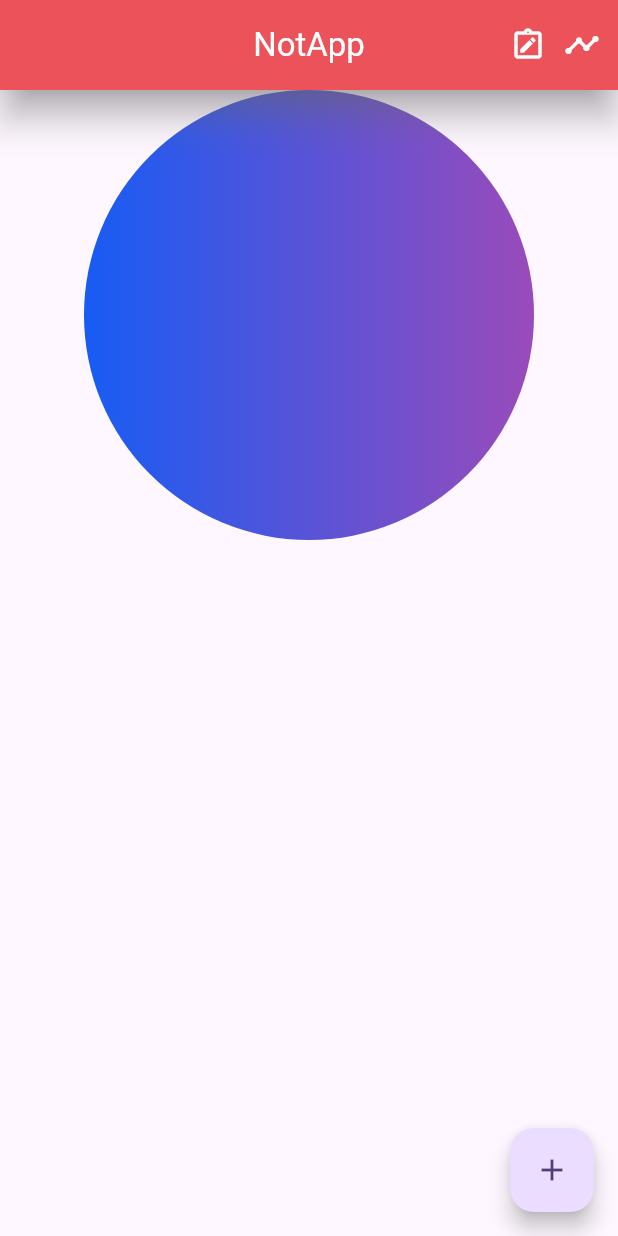
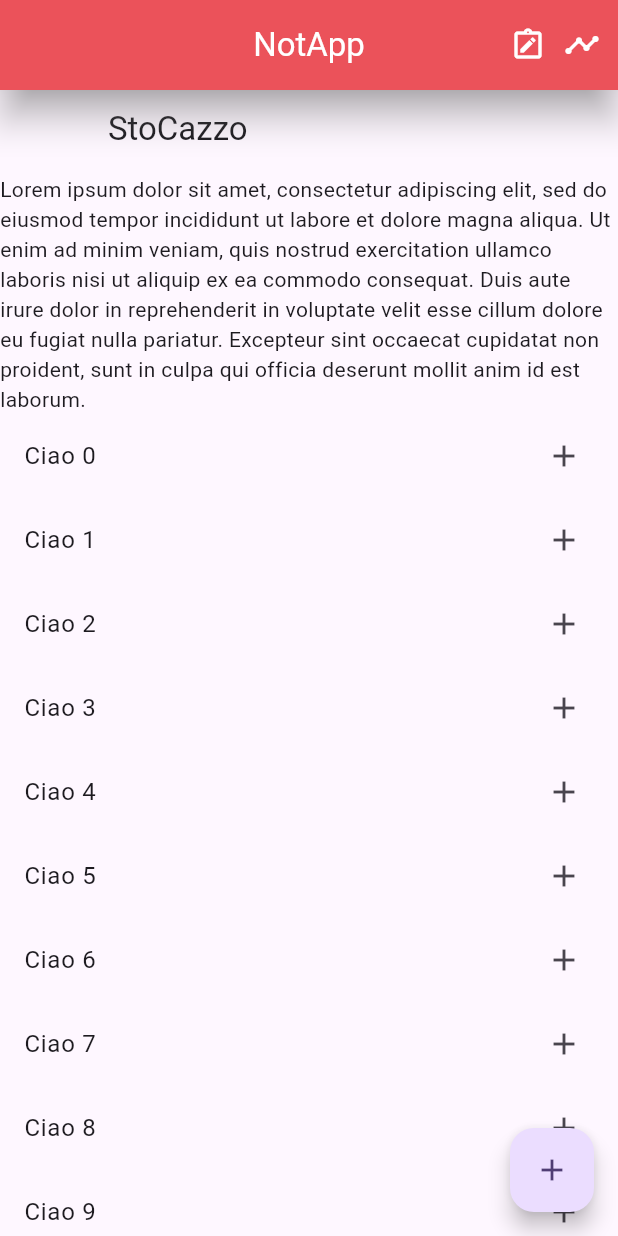
Before and after one commit to Tony-jdl/corso_flutter, a Flutter app: the screen it shows after launch, on a phone screen of 412 x 824 dp. Run offline on Flutter 3.47's test engine with Material 3 defaults, Android fonts, the phone set to English and light mode, and no system bars.

Commit message:
Effetti sullo scroll con Slivers

```diff
--- a/lib/main.dart
+++ b/lib/main.dart
@@ -61,6 +61,8 @@
 
   String src = 'https://i.pravatar.cc/150?img=68';
 
+  String testo = 'Lorem ipsum dolor sit amet, consectetur adipiscing elit, sed do eiusmod tempor incididunt ut labore et dolore magna aliqua. Ut enim ad minim veniam, quis nostrud exercitation ullamco laboris nisi ut aliquip ex ea commodo consequat. Duis aute irure dolor in reprehenderit in voluptate velit esse cillum dolore eu fugiat nulla pariatur. Excepteur sint occaecat cupidatat non proident, sunt in culpa qui officia deserunt mollit anim id est laborum.';
+
   void _incrementCounter() {
     setState(() {});
   }
@@ -88,40 +90,50 @@
         // Altezza Navbar
         toolbarHeight: 60,
       ),
-      body: DecoratedBox(
-          decoration: const BoxDecoration(
-            color: Colors.red,
-            shape: BoxShape.circle,
-            backgroundBlendMode: BlendMode.difference,
-            gradient: LinearGradient(
-                colors: [
-                  Colors.orange,
-                  Colors.green
-                ]
-            )
-            // image: DecorationImage(image: AssetImage('images/image01.jpg'))
+      body: CustomScrollView( // Gli slivers si trovano dentro una CustoScrollView
+        slivers: [
+          const SliverAppBar(
+            // floating: true,  // rende visibile la bar anche dal fondo
+            // pinned: true,  // pinna la bar
+            flexibleSpace: FlexibleSpaceBar(
+              expandedTitleScale: 120,
+              title: Text('StoCazzo'),
+            ),
           ),
-
-      // ClipRRect(
-      //   borderRadius: const BorderRadius.only(bottomLeft: Radius.circular(20), bottomRight: Radius.circular(20)),
-        // ClipOval( // ovalizza il widget
-
-        // Transform
-          // .scale(
-          //    scale: 0.7,
-
-          // .rotate( // ruota il widget
-          //   angle: 35,
-        child: Container(
-          height: 300,
-          // color: Colors.blue,
-        ),
-      // Opacity(
-      //   opacity: 0.2,
-      //   child: Container(
-      //     height: 300,
-      //     color: Colors.blue,
-      //   ),
+          const SliverToBoxAdapter(
+            child: Text('Lorem ipsum dolor sit amet, consectetur adipiscing elit, sed do eiusmod tempor incididunt ut labore et dolore magna aliqua. Ut enim ad minim veniam, quis nostrud exercitation ullamco laboris nisi ut aliquip ex ea commodo consequat. Duis aute irure dolor in reprehenderit in voluptate velit esse cillum dolore eu fugiat nulla pariatur. Excepteur sint occaecat cupidatat non proident, sunt in culpa qui officia deserunt mollit anim id est laborum.'),
+          ),
+          SliverList(
+              delegate: SliverChildBuilderDelegate(
+                  childCount: 50,
+                  (context, index) {
+                    return ListTile(
+                      trailing: Icon(Icons.add),
+                      title: Text('Ciao $index'),
+                    );
+                  }
+              )
+          ),
+          SliverGrid(
+              delegate: SliverChildBuilderDelegate(
+                childCount: 20,
+                  (context, index) {
+                    return GridTile(
+                      child: Container(
+                        height: 100,
+                        color: Colors.red,
+                        child: Text('$index'),
+                      ),
+                    );
+                  }
+              ),
+              gridDelegate: const SliverGridDelegateWithFixedCrossAxisCount(
+                  crossAxisCount: 2,
+                  mainAxisSpacing: 8,
+                  crossAxisSpacing: 8
+              )
+          )
+        ],
       ),
       floatingActionButton: FloatingActionButton(
         onPressed: _incrementCounter,
```
